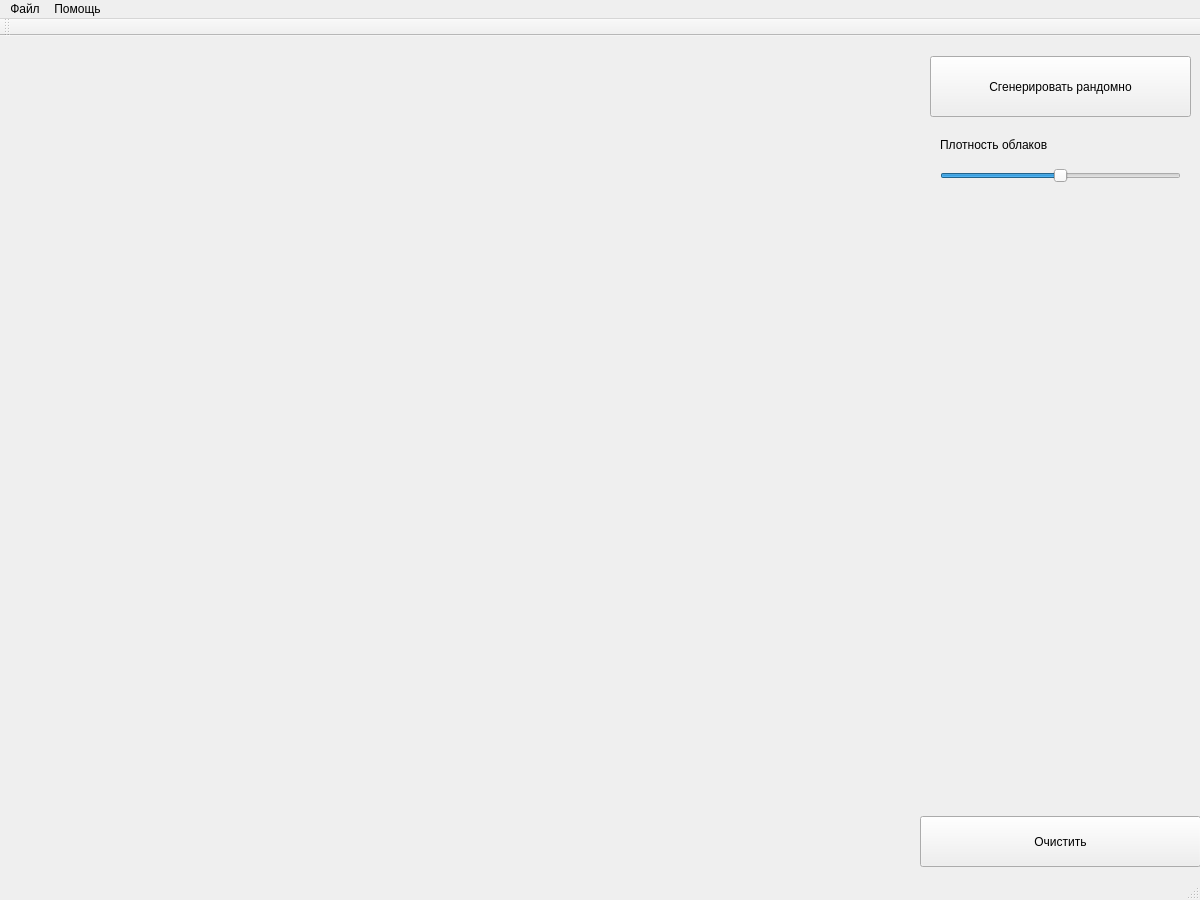
Before: the Qt Designer form course/course/mainwindow.ui in ansushina/sem5, drawn with Qt 5.
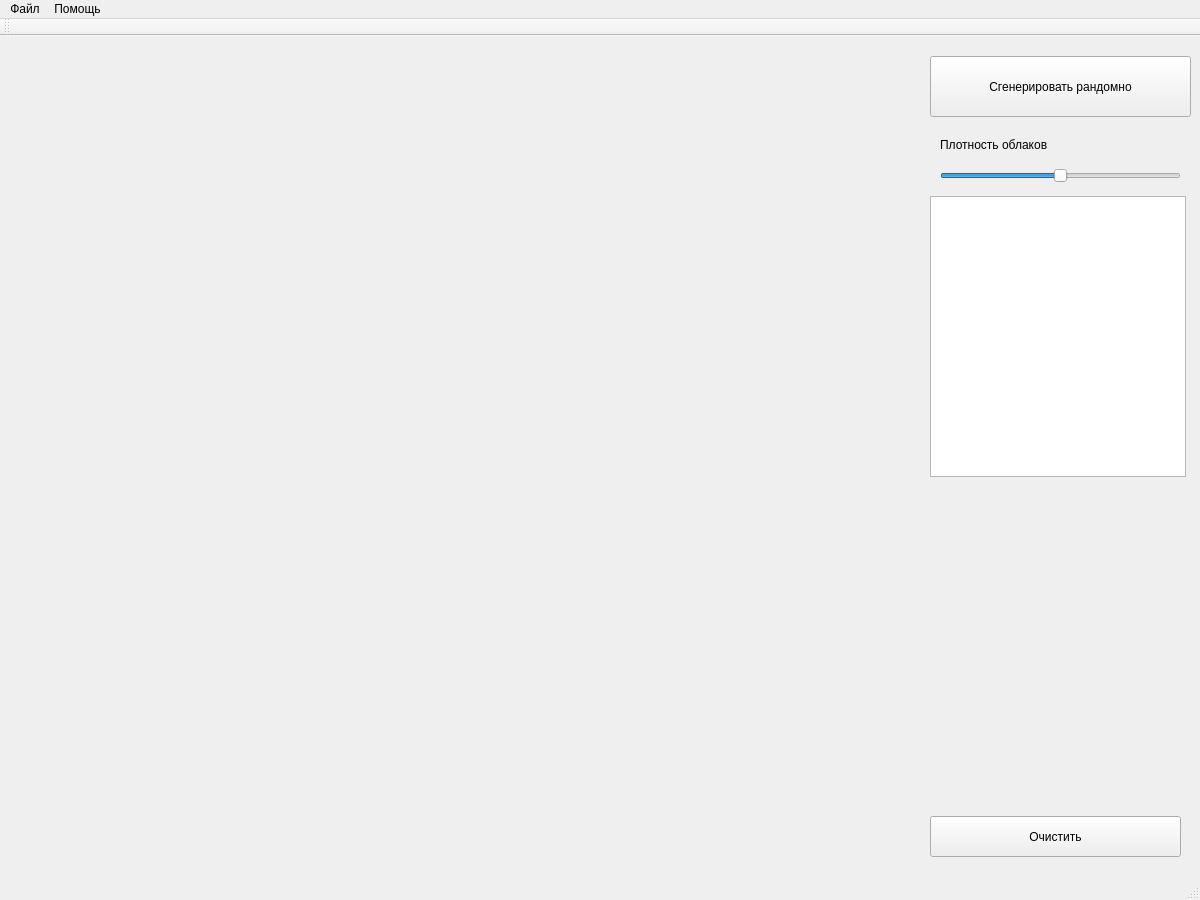
After: the same form once the commit is applied.

Patch:
```diff
--- a/course/course/mainwindow.ui
+++ b/course/course/mainwindow.ui
@@ -43,10 +43,10 @@
    <widget class="QPushButton" name="clear_button">
     <property name="geometry">
      <rect>
-      <x>920</x>
+      <x>930</x>
       <y>780</y>
-      <width>281</width>
-      <height>51</height>
+      <width>251</width>
+      <height>41</height>
      </rect>
     </property>
     <property name="text">
@@ -143,6 +143,16 @@
      <number>1</number>
     </property>
    </widget>
+   <widget class="QListView" name="listView">
+    <property name="geometry">
+     <rect>
+      <x>930</x>
+      <y>160</y>
+      <width>256</width>
+      <height>281</height>
+     </rect>
+    </property>
+   </widget>
   </widget>
   <widget class="QMenuBar" name="menuBar">
    <property name="geometry">
```
